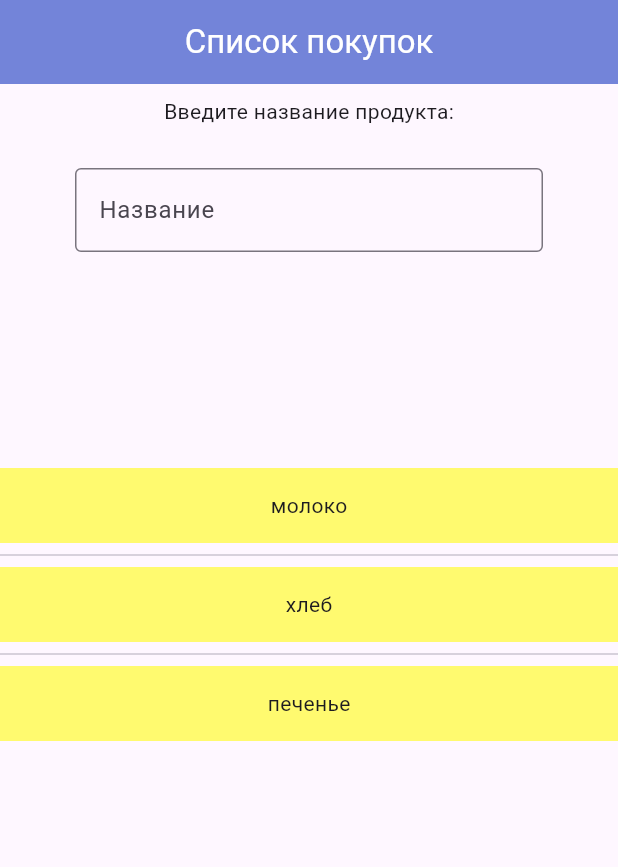
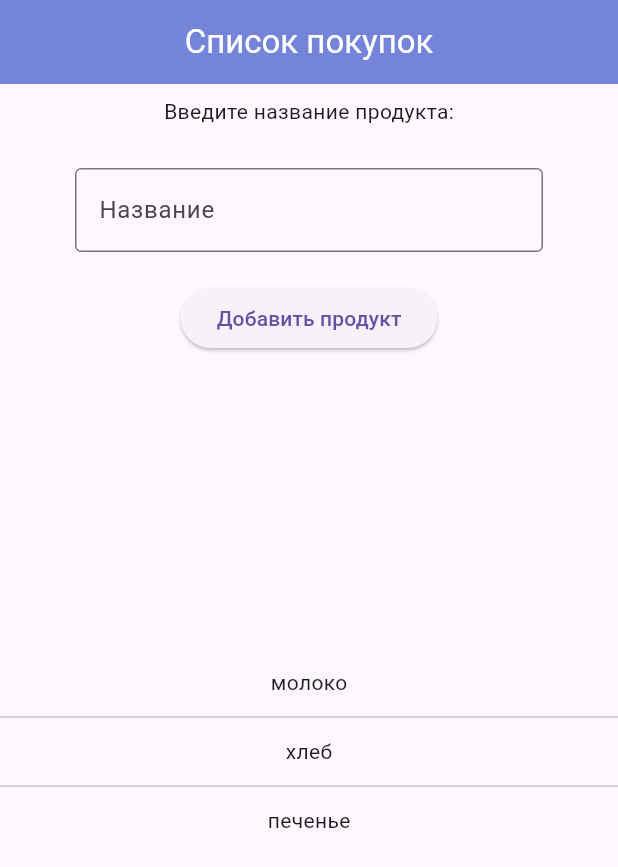
Before and after one commit to MatveyBashirov/Practice_Flutter, a Flutter app: the screen it shows after launch, on a phone screen of 412 x 824 dp. Shown: the top 867 px of the screen. Run offline on Flutter 3.47's test engine with Material 3 defaults, Android fonts, the phone set to English and light mode, and no system bars.

Commit message:
add function added

```diff
--- a/my_app/my_app/lib/product_list.dart
+++ b/my_app/my_app/lib/product_list.dart
@@ -10,6 +10,16 @@ class ListClass extends StatefulWidget {
 
 class _ListClassState extends State<ListClass>{
 
+  TextEditingController controller = TextEditingController();
+  void addToList(){
+    String product = controller.text;
+    if (product.isNotEmpty) {
+    setState(() {
+      products.add(product);
+    });
+    controller.clear();
+  }
+  }
   List<String> products = ['молоко', 'хлеб', 'печенье'];
 
   @override
@@ -27,6 +37,7 @@ class _ListClassState extends State<ListClass>{
         child: Column(
           children: [
             Expanded(
+              flex: 2,
               child: Column(
                 children: [
                   Padding(
@@ -36,12 +47,17 @@ class _ListClassState extends State<ListClass>{
                   Padding(
                     padding: const EdgeInsets.fromLTRB(50.0, 20.0, 50.0, 20.0),
                     child: TextField(
+                      controller: controller,
                       decoration: InputDecoration(
                         border: OutlineInputBorder(),
                         labelText: "Название",
                       )
                     ),
-                  )
+                  ),
+                  ElevatedButton(
+                    onPressed: addToList,
+                    child: Text('Добавить продукт'),
+                    )
                 ],
               )
             ),
@@ -51,8 +67,7 @@ class _ListClassState extends State<ListClass>{
               ListView.separated(
               itemBuilder: (BuildContext context, int index){
                 return Container(
-                  height: 50,
-                  color: Color.fromARGB(255, 255, 250, 111),
+                  height: 30,
                   child: Center(child: Text(products[index]),),
                 );
               },
```
